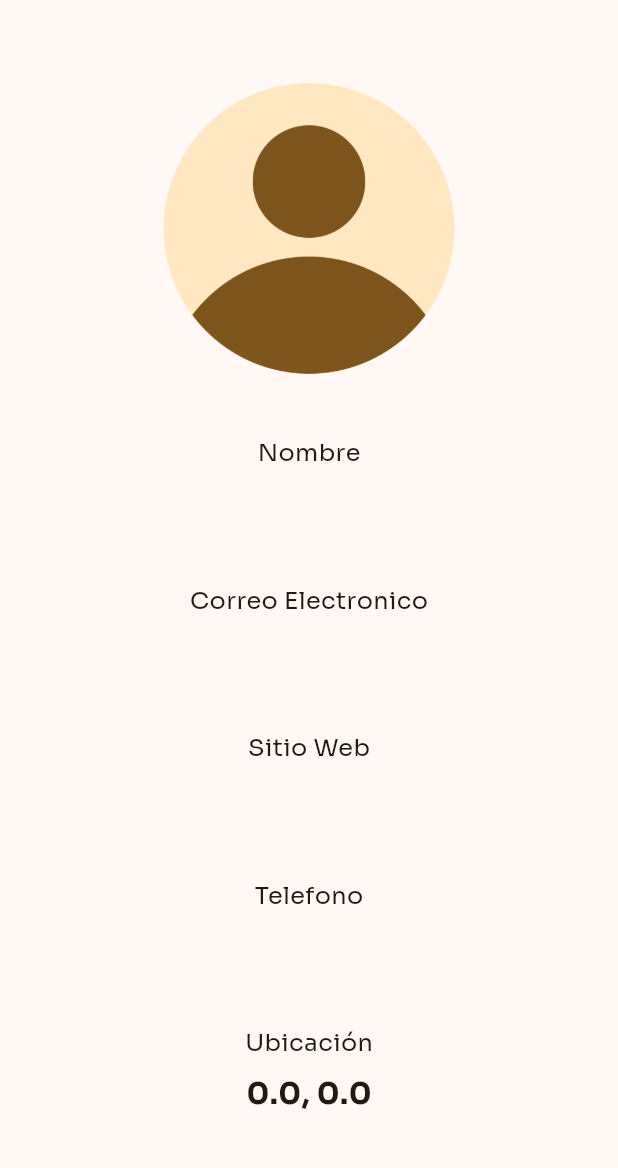
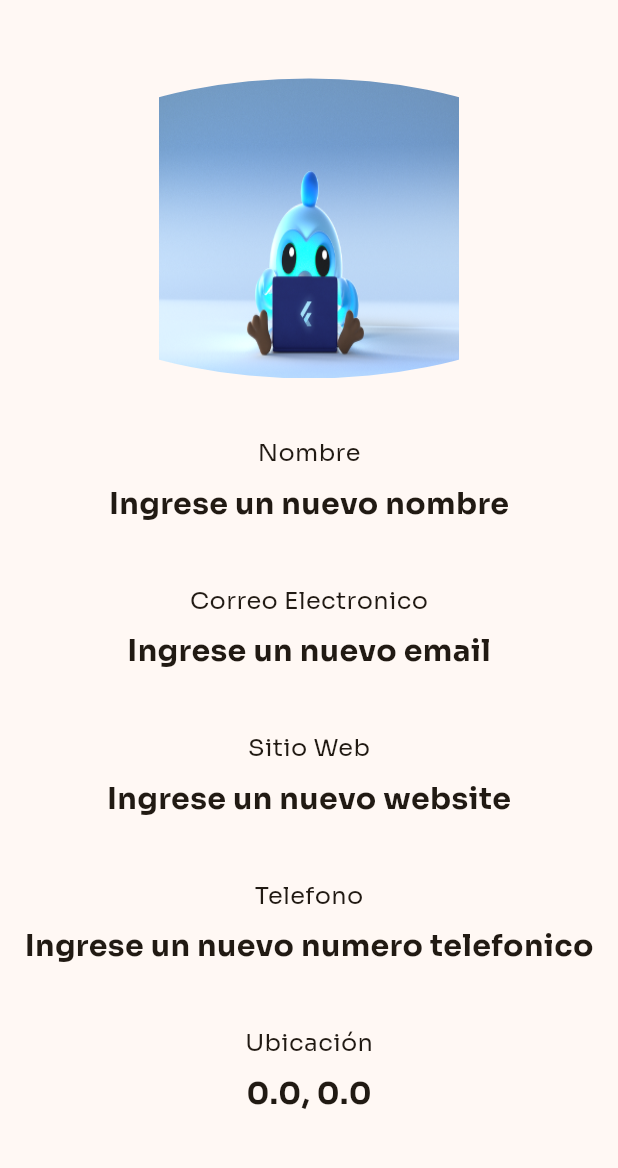
Before and after one commit to Johnmorales26/Dart-Flutter-Fundamentos, a Flutter app: the screen it shows after launch, on a phone screen of 412 x 824 dp, the part 63-1231 px from its top. Run offline on Flutter 3.47's test engine with Material 2 defaults, Android fonts, the phone set to English and light mode, and no system bars; our stand-ins replace fluttertoast, google_fonts, image_picker, shared_preferences.

Commit message:
⭐Enhancement: Deleting with SharePreferences and adapting UI/UX

```diff
--- a/profile_app/lib/screens/home_screen.dart
+++ b/profile_app/lib/screens/home_screen.dart
@@ -39,23 +39,25 @@ class HomeScreen extends StatelessWidget {
         Offset.zero & overlay.size,
       ),
       items: [
-        const PopupMenuItem(
-          value: 1,
-          child: Text('Editar datos del usuario'),
-        ),
-        const PopupMenuItem(
-          value: 2,
-          child: Text('Configuración'),
-        ),
-      ],
-    ).then((value) {
-      // Manejar la opción seleccionada
-      if (value == 1) {
-        Navigator.pushNamed(context, EDIT_SCREEN);
-      } else if (value == 2) {
-        Navigator.pushNamed(context, SETTINGS_SCREEN);
-      }
-    });
+          //  Opción 1: Editar datos del usuario
+          const PopupMenuItem(
+              value: 1, child: Text('Editar datos del usuario')),
+          //  Opción 2: Mostrar mensaje al usuario
+          const PopupMenuItem(value: 2, child: Text('Mostrando mensaje')),
+          const PopupMenuItem(
+              value: 3, child: Text('Eliminar datos del usuario'))
+        ]).then((value) => {
+          //  Manejar la opción seleccionada después de cerrar el menú
+          if (value == 1)
+            {
+              //  Navegar a la pantalla de edición si se selecciona la opción 1
+              Navigator.pushNamed(context, EDIT_SCREEN)
+            }
+          else if (value == 2)
+            {print('Mostrando mensaje en consola')}
+          else
+            {UserPreferences.removeValues()}
+        });
   }
 }
 
@@ -71,7 +73,7 @@ class _ContentState extends State<_Content> {
   final String phoneState = UserPreferences.phone;
   final double latitudeState = UserPreferences.latitude;
   final double longitudeState = UserPreferences.longitude;
-  final File galleryFile = File(UserPreferences.photoPath);
+  final dynamic galleryFile = UserPreferences.photoPath;
 
   @override
   Widget build(BuildContext context) {
@@ -83,21 +85,13 @@ class _ContentState extends State<_Content> {
         crossAxisAlignment: CrossAxisAlignment.center,
         children: [
           ClipOval(
-              child: UserPreferences.photoPath.isEmpty
-                  ? Center(
-                      child: Image.asset(
-                      'assets/images/ic_user.png',
-                      width: 200,
-                      height: 200,
-                      fit: BoxFit.fill,
-                    ))
-                  : Center(
-                      child: Image.file(
-                      galleryFile,
-                      width: 200,
-                      height: 200,
-                      fit: BoxFit.fill,
-                    ))),
+              child: Center(
+            child: galleryFile is String
+                ? Image.asset(galleryFile,
+                    width: 200, height: 200, fit: BoxFit.fill)
+                : Image.file(File(galleryFile),
+                    width: 200, height: 200, fit: BoxFit.fill),
+          )),
           ItemData(category: 'Nombre', value: nameState),
           InkWell(
             onTap: () => _openEmailApp(emailState),
--- a/profile_app/lib/shared_preferences/user_preferences.dart
+++ b/profile_app/lib/shared_preferences/user_preferences.dart
@@ -1,3 +1,4 @@
+import 'dart:io';
 import 'package:profile_app/utils/constants.dart';
 import 'package:shared_preferences/shared_preferences.dart';
 
@@ -5,11 +6,11 @@ class UserPreferences {
 
   static late SharedPreferences _preferences;
 
-  static String _name = "";
-  static String _email = "";
-  static String _webSite = "";
-  static String _phone = "";
-  static String _photoPath = "";
+  static String _name = 'Ingrese un nuevo nombre';
+  static String _email = 'Ingrese un nuevo email';
+  static String _website = 'Ingrese un nuevo website';
+  static String _phone = 'Ingrese un nuevo numero telefonico';
+  static dynamic _photoPath = 'assets/images/img_flutter.png';
   static double _latitude = 0.0;
   static double _longitude = 0.0;
 
@@ -36,11 +37,11 @@ class UserPreferences {
   }
 
   static String get webSite {
-    return _preferences.getString(KEY_WEB_SITE) ?? _webSite;
+    return _preferences.getString(KEY_WEB_SITE) ?? _website;
   }
 
   static set website(String website) {
-    _webSite = website;
+    _website = website;
     _preferences.setString(KEY_WEB_SITE, website);
   }
 
@@ -53,13 +54,17 @@ class UserPreferences {
     _preferences.setString(KEY_PHONE, phone);
   }
 
-  static String get photoPath {
-    return _preferences.getString(KEY_PHOTO_PATH) ?? _photoPath;
+  static set photoPath(dynamic photoPath) {
+    _photoPath = photoPath;
+    _preferences.setString(KEY_PHOTO_PATH, photoPath);
   }
 
-  static set photoPath(String photoPath) {
-    _photoPath = photoPath;
-    _preferences.setString(KEY_PHOTO_PATH, photoPath);
+  static dynamic get photoPath {
+    var path = _preferences.getString(KEY_PHOTO_PATH);
+    if (path != null) {
+      return File(path);
+    }
+    return _photoPath;
   }
 
   static double get latitude {
@@ -80,4 +85,14 @@ class UserPreferences {
     _preferences.setDouble(KEY_LONGITUDE, longitude);
   }
 
+  static removeValues() async {
+    _preferences.remove(KEY_NAME);
+    _preferences.remove(KEY_EMAIL);
+    _preferences.remove(KEY_PHONE);
+    _preferences.remove(KEY_WEB_SITE);
+    _preferences.remove(KEY_PHOTO_PATH);
+    _preferences.remove(KEY_LATITUDE);
+    _preferences.remove(KEY_LONGITUDE);
+  }
+
 }
```
Also changed, not shown: profile_app/lib/screens/edit_screen.dart (+8 -16 lines), profile_app/lib/shared_preferences/settings_preferences.dart (deleted).
